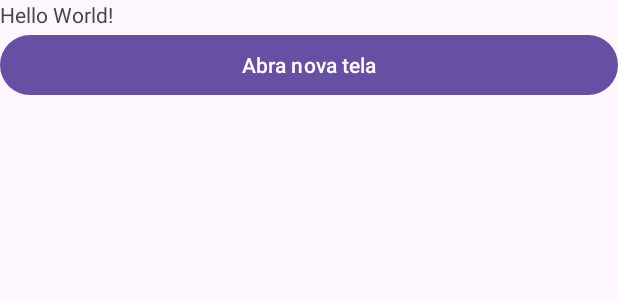
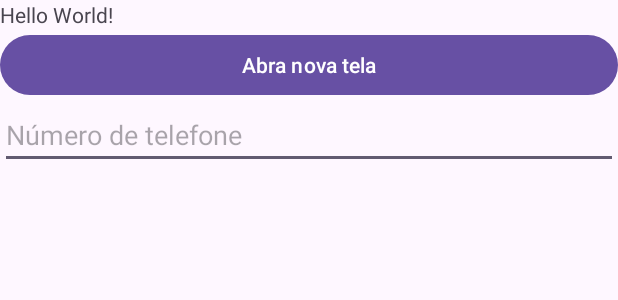
Before and after one commit to gabrieleksilva/CDV, an Android app: the layout activity_main.xml on its own in the app's theme, with its tools: preview values and no code run, on a phone screen of 412 x 824 dp. Shown: the top 300 px of the screen. Run offline under Robolectric (Android 15) with nearby library versions, the phone set to English and light mode, and no system bars.

```diff
--- a/app/src/main/res/layout/activity_main.xml
+++ b/app/src/main/res/layout/activity_main.xml
@@ -17,5 +17,11 @@
         android:layout_width="match_parent"
         android:layout_height="wrap_content"
         android:text="Abra nova tela" />
+    <EditText
+        android:id="@+id/telefoneUmEt"
+        android:layout_width="match_parent"
+        android:layout_height="wrap_content"
+        android:hint="Número de telefone"
+        android:inputType="phone" />
 
 </LinearLayout>
```
Also changed, not shown: app/src/main/java/br/edu/scl/ifsp/ads/pdm/cdv/MainActivity.kt (+25 -0 lines).
